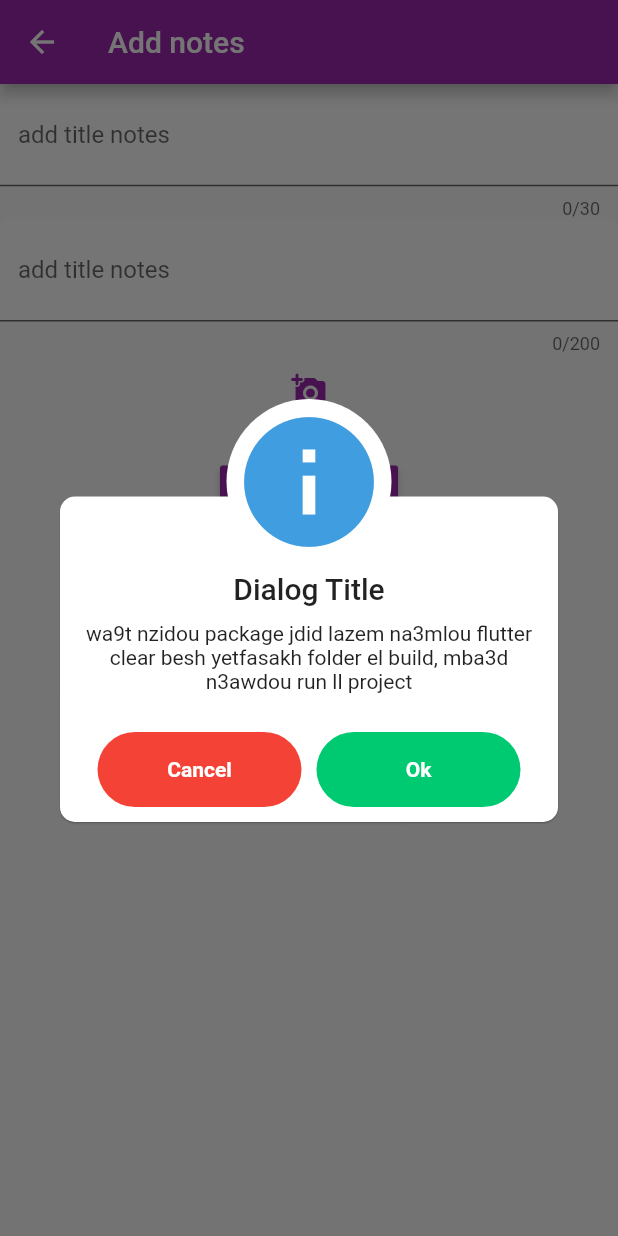
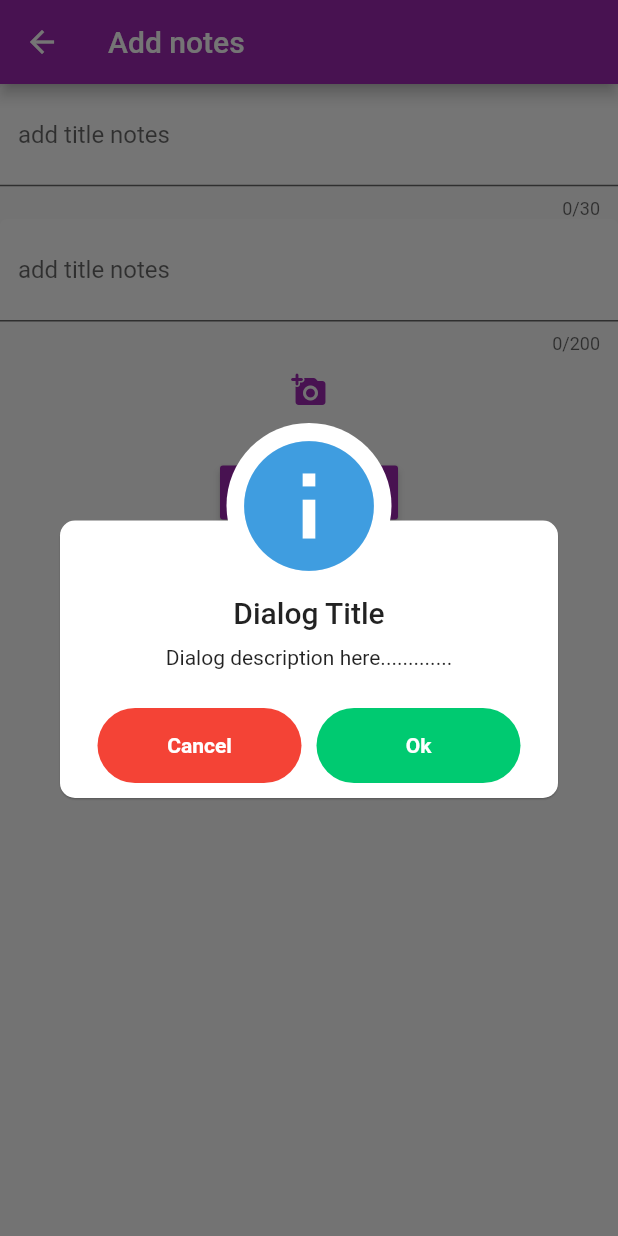
Before and after one commit to benjouira/flutter-note-app, a Flutter app: the AddNotes screen opened directly, after a tap on "Add Note", on a phone screen of 412 x 824 dp. Run offline on Flutter 3.47's test engine with Material 2 defaults, Android fonts, the phone set to English and light mode, and no system bars; our stand-ins replace awesome_dialog; missing offline and left inert: dart:html, dart:js, flutter_apps; statements that could not run were skipped.

Commit message:
Update addnotes.dart

```diff
--- a/lib/crud/addnotes.dart
+++ b/lib/crud/addnotes.dart
@@ -65,10 +65,31 @@ class _AddNotesState extends State<AddNotes> {
                         dialogType: DialogType.INFO,
                         animType: AnimType.BOTTOMSLIDE,
                         title: 'Dialog Title',
-                        desc:
-                            'wa9t nzidou package jdid lazem na3mlou flutter clear besh yetfasakh folder el build, mba3d n3awdou run ll project',
+                        desc: 'Dialog description here.............',
                         btnCancelOnPress: () {},
                         btnOkOnPress: () {},
+                      ).show();
+                    }),
+                MaterialButton(
+                    child: const Text("body inside alert"),
+                    color: Colors.purple,
+                    padding: const EdgeInsets.symmetric(
+                        horizontal: 30, vertical: 10),
+                    onPressed: () {
+                      AwesomeDialog(
+                        context: context,
+                        dialogType: DialogType.QUESTION,
+                        animType: AnimType.BOTTOMSLIDE,
+                        title: 'Dialog Title',
+                        body: TextFormField(
+                          decoration: const InputDecoration(
+                              hintText: "widget inside alert",
+                              focusedBorder: UnderlineInputBorder(
+                                  borderSide: BorderSide(color: Colors.green))),
+                        ),
+                        btnCancelOnPress: () {},
+                        btnOkOnPress: () {},
+                        btnCancelColor: Colors.red[500],
                       ).show();
                     })
               ],
```
